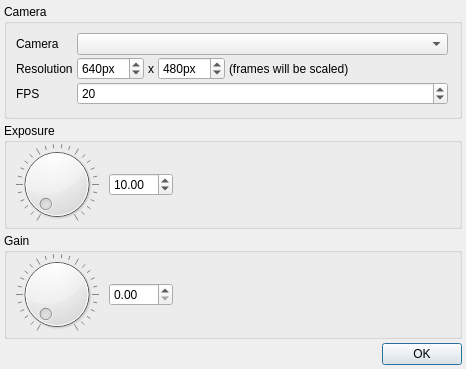
First picture: the form in src/modules/genericcamera/genericcamerasettingsdialog.ui, repository syntalos/syntalos, before the edit.
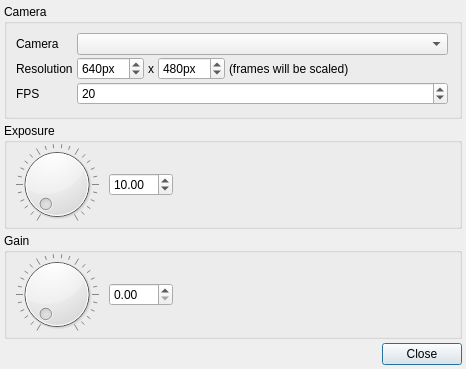
Second picture: the form after the edit.

Commit message:
Add close button instead of ok button to module settings dialogs
This is more accurate to what that action does in these cases: Close the
dialog, instead of accepting changes.

```diff
--- a/src/modules/genericcamera/genericcamerasettingsdialog.ui
+++ b/src/modules/genericcamera/genericcamerasettingsdialog.ui
@@ -318,7 +318,7 @@
       <enum>Qt::Horizontal</enum>
      </property>
      <property name="standardButtons">
-      <set>QDialogButtonBox::Ok</set>
+      <set>QDialogButtonBox::Close</set>
      </property>
     </widget>
    </item>
```
The commit also changes 4 other files.
